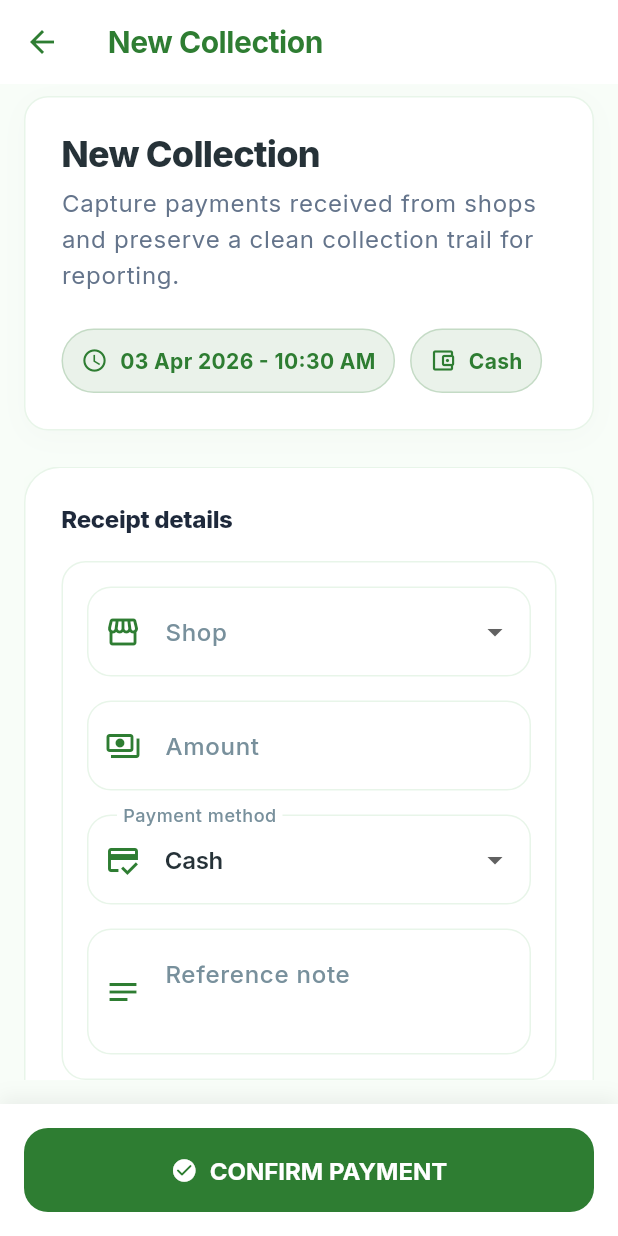
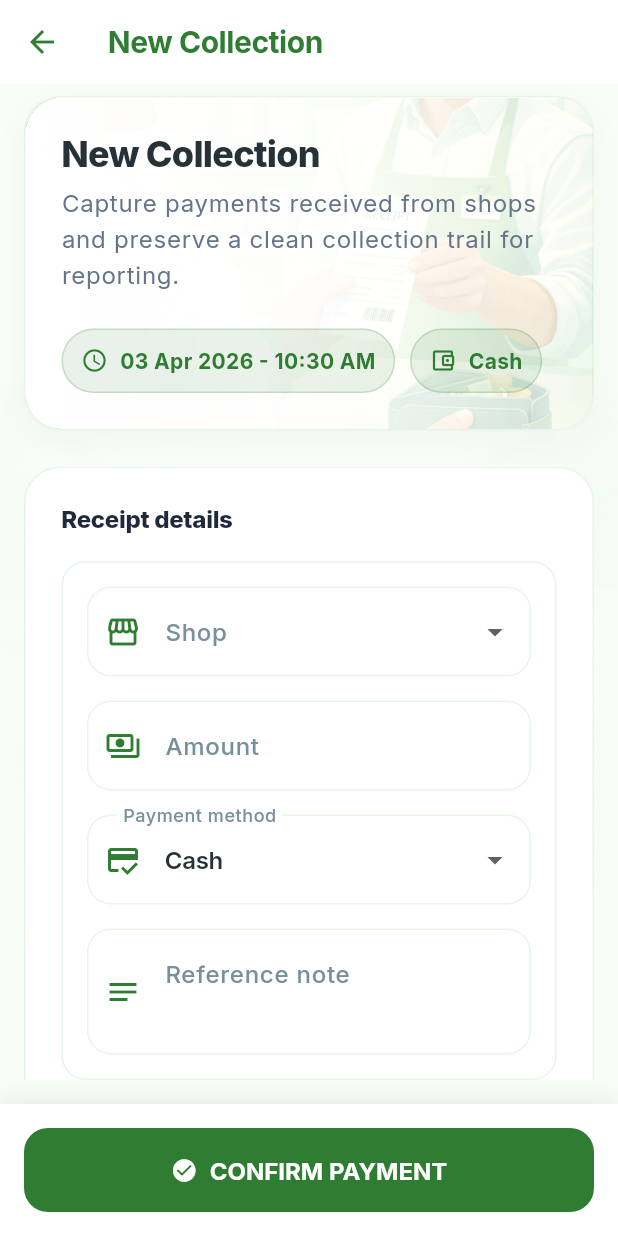
Before and after one commit to kspeiris/salesperson_mobile_app, a Flutter app: the MainLayout screen opened directly, item 3 of the bottom bar chosen, after a tap on "Add Collection", on a phone screen of 412 x 824 dp. Run offline on Flutter 3.47's test engine with Material 3 defaults, Android fonts, the phone set to English and light mode, and no system bars; our stand-ins replace file_picker, google_fonts, pdf, share_plus, sqflite; missing offline and left inert: mobile_scanner; accounts and stored records are empty.

Commit message:
Add iamges

```diff
--- /dev/null
+++ b/lib/core/theme/app_assets.dart
@@ -0,0 +1,13 @@
+class AppAssets {
+  static const logo = 'biocare logo1.png';
+  static const loginHero = 'Login hero.png';
+  static const dashboardHero = 'Dashboard background.png';
+  static const salesHero = 'Sales module image.png';
+  static const collectionsHero = 'Collections module image.png';
+  static const reportsHero = 'Reports screen image.png';
+  static const shopsHero = 'Shops_customer management.png';
+  static const productsHero = 'Products_catalog.png';
+  static const settingsHero = 'Settings_security.png';
+  static const emptyStateHero = 'Empty state for sales or collections.png';
+  static const pageTexture = 'Subtle reusable background texture.png';
+}
--- a/lib/core/widgets/app_shell.dart
+++ b/lib/core/widgets/app_shell.dart
@@ -11,6 +11,8 @@ class AppShell extends StatelessWidget {
     this.subtitle,
     this.header,
     this.floatingActionButton,
+    this.headerImageAsset,
+    this.pageBackgroundAsset,
   });
 
   final String title;
@@ -21,6 +23,8 @@ class AppShell extends StatelessWidget {
   final String? subtitle;
   final Widget? header;
   final Widget? floatingActionButton;
+  final String? headerImageAsset;
+  final String? pageBackgroundAsset;
 
   @override
   Widget build(BuildContext context) {
@@ -39,6 +43,13 @@ class AppShell extends StatelessWidget {
         child: DecoratedBox(
           decoration: BoxDecoration(
             color: Theme.of(context).scaffoldBackgroundColor,
+            image: pageBackgroundAsset == null
+                ? null
+                : DecorationImage(
+                    image: AssetImage(pageBackgroundAsset!),
+                    fit: BoxFit.cover,
+                    opacity: 0.05,
+                  ),
           ),
           child: Center(
             child: ConstrainedBox(
@@ -51,21 +62,91 @@ class AppShell extends StatelessWidget {
                     if (subtitle != null || header != null)
                       Padding(
                         padding: const EdgeInsets.only(bottom: 24),
-                        child: Container(
+                        child: _ShellHeaderCard(
+                          title: title,
+                          subtitle: subtitle,
+                          header: header,
+                          compact: compact,
+                          headerImageAsset: headerImageAsset,
+                        ),
+                      ),
+                    Expanded(child: child),
+                  ],
+                ),
+              ),
+            ),
+          ),
+        ),
+      ),
+    );
+  }
+}
+
+class _ShellHeaderCard extends StatelessWidget {
+  const _ShellHeaderCard({
+    required this.title,
+    required this.subtitle,
+    required this.header,
+    required this.compact,
+    required this.headerImageAsset,
+  });
+
+  final String title;
+  final String? subtitle;
+  final Widget? header;
+  final bool compact;
+  final String? headerImageAsset;
+
+  @override
+  Widget build(BuildContext context) {
+    final hasImage = headerImageAsset != null;
+
+    return Container(
       decoration: BoxDecoration(
-                            borderRadius: BorderRadius.circular(16),
+        borderRadius: BorderRadius.circular(24),
         color: Colors.white,
         border: Border.all(color: const Color(0xFFE8F5E9)),
         boxShadow: const [
           BoxShadow(
-                                blurRadius: 16,
-                                offset: Offset(0, 4),
-                                color: Color(0x050F172A),
+            blurRadius: 18,
+            offset: Offset(0, 6),
+            color: Color(0x080F172A),
           ),
         ],
       ),
-                          child: Padding(
+      child: ClipRRect(
+        borderRadius: BorderRadius.circular(24),
+        child: Stack(
+          children: [
+            if (hasImage)
+              Positioned.fill(
+                child: Image.asset(
+                  headerImageAsset!,
+                  fit: BoxFit.cover,
+                  alignment: Alignment.centerRight,
+                ),
+              ),
+            Positioned.fill(
+              child: DecoratedBox(
+                decoration: BoxDecoration(
+                  gradient: LinearGradient(
+                    begin: Alignment.centerLeft,
+                    end: Alignment.centerRight,
+                    colors: hasImage
+                        ? [
+                            Colors.white,
+                            Colors.white.withValues(alpha: 0.95),
+                            Colors.white.withValues(alpha: 0.72),
+                          ]
+                        : [Colors.white, Colors.white],
+                  ),
+                ),
+              ),
+            ),
+            Padding(
               padding: EdgeInsets.all(compact ? 24 : 32),
+              child: ConstrainedBox(
+                constraints: BoxConstraints(maxWidth: hasImage && !compact ? 560 : double.infinity),
                 child: Column(
                   crossAxisAlignment: CrossAxisAlignment.start,
                   children: [
@@ -88,13 +169,7 @@ class AppShell extends StatelessWidget {
                 ),
               ),
             ),
-                      ),
-                    Expanded(child: child),
           ],
-                ),
-              ),
-            ),
-          ),
         ),
       ),
     );
--- a/lib/core/widgets/empty_state.dart
+++ b/lib/core/widgets/empty_state.dart
@@ -6,11 +6,13 @@ class EmptyState extends StatelessWidget {
     required this.icon,
     required this.title,
     required this.message,
+    this.imageAsset,
   });
 
   final IconData icon;
   final String title;
   final String message;
+  final String? imageAsset;
 
   @override
   Widget build(BuildContext context) {
@@ -43,6 +45,19 @@ class EmptyState extends StatelessWidget {
           child: Column(
             mainAxisSize: MainAxisSize.min,
             children: [
+              if (imageAsset != null) ...[
+                ClipRRect(
+                  borderRadius: BorderRadius.circular(24),
+                  child: AspectRatio(
+                    aspectRatio: 1.4,
+                    child: Image.asset(
+                      imageAsset!,
+                      fit: BoxFit.cover,
+                    ),
+                  ),
+                ),
+                const SizedBox(height: 18),
+              ],
               Container(
                 width: 76,
                 height: 76,
--- a/lib/screens/auth/login_screen.dart
+++ b/lib/screens/auth/login_screen.dart
@@ -3,7 +3,7 @@ import 'package:provider/provider.dart';
 import 'dart:ui';
 
 import '../../app/app_controller.dart';
-import '../../screens/dashboard/dashboard_screen.dart';
+import '../../core/theme/app_assets.dart';
 
 class LoginScreen extends StatefulWidget {
   const LoginScreen({super.key});
@@ -71,6 +71,11 @@ class _LoginScreenState extends State<LoginScreen> {
               const Color(0xFFEFF6FF), // extremely light blue
               Theme.of(context).scaffoldBackgroundColor,
             ],
+          ),
+          image: const DecorationImage(
+            image: AssetImage(AppAssets.pageTexture),
+            fit: BoxFit.cover,
+            opacity: 0.05,
           ),
         ),
         child: SafeArea(
@@ -140,18 +145,17 @@ class _IntroPanel extends StatelessWidget {
     return Container(
       decoration: BoxDecoration(
         borderRadius: BorderRadius.circular(32),
-        gradient: const SweepGradient(
-          center: Alignment.bottomRight,
-          startAngle: 0.0,
-          endAngle: 3.14 * 2,
+        image: const DecorationImage(
+          image: AssetImage(AppAssets.loginHero),
+          fit: BoxFit.cover,
+        ),
+        gradient: const LinearGradient(
+          begin: Alignment.topLeft,
+          end: Alignment.bottomRight,
           colors: [
             Color(0xFF2E7D32),
-            Color(0xFF66BB6A),
             Color(0xFF1B5E20),
-            Color(0xFF2E7D32),
-            Color(0xFF2E7D32),
           ],
-          stops: [0.0, 0.25, 0.5, 0.75, 1.0],
         ),
         boxShadow: const [
            BoxShadow(
@@ -166,7 +170,16 @@ class _IntroPanel extends StatelessWidget {
         child: BackdropFilter(
           filter: ImageFilter.blur(sigmaX: 40, sigmaY: 40),
           child: Container(
-            color: Colors.black.withValues(alpha: 0.25),
+            decoration: BoxDecoration(
+              gradient: LinearGradient(
+                begin: Alignment.topLeft,
+                end: Alignment.bottomRight,
+                colors: [
+                  const Color(0xFF16311A).withValues(alpha: 0.78),
+                  const Color(0xFF2E7D32).withValues(alpha: 0.52),
+                ],
+              ),
+            ),
             padding: EdgeInsets.all(compact ? 24 : 40),
             child: Column(
               crossAxisAlignment: CrossAxisAlignment.start,
--- a/lib/screens/collections/collection_entry_screen.dart
+++ b/lib/screens/collections/collection_entry_screen.dart
@@ -2,6 +2,7 @@ import 'package:flutter/material.dart';
 import 'package:provider/provider.dart';
 
 import '../../app/app_controller.dart';
+import '../../core/theme/app_assets.dart';
 import '../../core/utils/formatters.dart';
 import '../../core/widgets/app_shell.dart';
 import '../../core/widgets/section_card.dart';
@@ -62,6 +63,8 @@ class _CollectionEntryScreenState extends State<CollectionEntryScreen> {
           body: AppShell(
             title: 'New Collection',
             subtitle: 'Capture payments received from shops and preserve a clean collection trail for reporting.',
+            headerImageAsset: AppAssets.collectionsHero,
+            pageBackgroundAsset: AppAssets.pageTexture,
             header: Wrap(
               spacing: 10,
               runSpacing: 10,
--- a/lib/screens/collections/collections_history_screen.dart
+++ b/lib/screens/collections/collections_history_screen.dart
@@ -2,6 +2,7 @@ import 'package:flutter/material.dart';
 import 'package:provider/provider.dart';
 
 import '../../app/app_controller.dart';
+import '../../core/theme/app_assets.dart';
 import '../../core/utils/formatters.dart';
 import '../../core/widgets/app_shell.dart';
 import '../../core/widgets/empty_state.dart';
@@ -38,6 +39,8 @@ class _CollectionsHistoryScreenState extends State<CollectionsHistoryScreen> {
         return AppShell(
           title: 'Collections History',
           subtitle: 'Track every payment received from shops, review the payment method used, and void incorrect entries when needed.',
+          headerImageAsset: AppAssets.collectionsHero,
+          pageBackgroundAsset: AppAssets.pageTexture,
           floatingActionButton: FloatingActionButton.extended(
             onPressed: () => Navigator.push(context, MaterialPageRoute(builder: (_) => const CollectionEntryScreen())),
             icon: const Icon(Icons.request_quote_rounded),
@@ -99,6 +102,7 @@ class _CollectionsHistoryScreenState extends State<CollectionsHistoryScreen> {
                         icon: Icons.receipt_long_outlined,
                         title: 'No collections recorded',
                         message: 'Collections for the selected date will appear here.',
+                        imageAsset: AppAssets.emptyStateHero,
                       );
                     }
 
--- a/lib/screens/dashboard/dashboard_screen.dart
+++ b/lib/screens/dashboard/dashboard_screen.dart
@@ -2,6 +2,7 @@ import 'package:flutter/material.dart';
 import 'package:provider/provider.dart';
 
 import '../../app/app_controller.dart';
+import '../../core/theme/app_assets.dart';
 import '../../core/utils/formatters.dart';
 import '../../core/widgets/brand_logo.dart';
 import '../../core/widgets/metric_card.dart';
@@ -387,18 +388,18 @@ class _HeroPanel extends StatelessWidget {
     return Container(
       decoration: BoxDecoration(
         borderRadius: BorderRadius.circular(16),
-        gradient: const SweepGradient(
-          center: Alignment.bottomRight,
-          startAngle: 0.0,
-          endAngle: 3.14 * 2,
+        image: const DecorationImage(
+          image: AssetImage(AppAssets.dashboardHero),
+          fit: BoxFit.cover,
+          alignment: Alignment.centerRight,
+        ),
+        gradient: const LinearGradient(
+          begin: Alignment.topLeft,
+          end: Alignment.bottomRight,
           colors: [
             Color(0xFF2E7D32),
-            Color(0xFF66BB6A),
             Color(0xFF1B5E20),
-            Color(0xFF2E7D32),
-            Color(0xFF2E7D32),
           ],
-          stops: [0.0, 0.25, 0.5, 0.75, 1.0],
         ),
         boxShadow: const [
           BoxShadow(
@@ -407,6 +408,19 @@ class _HeroPanel extends StatelessWidget {
             color: Color(0x1F2E7D32),
           ),
         ],
+      ),
+      child: Container(
+        decoration: BoxDecoration(
+          borderRadius: BorderRadius.circular(16),
+          gradient: LinearGradient(
+            begin: Alignment.centerLeft,
+            end: Alignment.centerRight,
+            colors: [
+              const Color(0xFF16311A).withValues(alpha: 0.86),
+              const Color(0xFF2E7D32).withValues(alpha: 0.70),
+              const Color(0xFF2E7D32).withValues(alpha: 0.40),
+            ],
+          ),
         ),
         child: Padding(
           padding: EdgeInsets.all(compact ? 24 : 32),
@@ -502,6 +516,7 @@ class _HeroPanel extends StatelessWidget {
               },
             ),
             ],
+          ),
         ),
       ),
     );
--- a/lib/screens/data/data_management_screen.dart
+++ b/lib/screens/data/data_management_screen.dart
@@ -4,6 +4,7 @@ import 'package:flutter/material.dart';
 import 'package:provider/provider.dart';
 
 import '../../app/app_controller.dart';
+import '../../core/theme/app_assets.dart';
 import '../../core/widgets/app_shell.dart';
 import '../../core/widgets/section_card.dart';
 import '../products/product_import_screen.dart';
@@ -25,6 +26,8 @@ class _DataManagementScreenState extends State<DataManagementScreen> {
     return AppShell(
       title: 'Data Management',
       subtitle: 'Handle exports, backups, restore flows, and master data imports from one place.',
+      headerImageAsset: AppAssets.settingsHero,
+      pageBackgroundAsset: AppAssets.pageTexture,
       child: ListView(
         children: [
           SectionCard(
--- a/lib/screens/more/more_screen.dart
+++ b/lib/screens/more/more_screen.dart
@@ -2,6 +2,7 @@ import 'package:flutter/material.dart';
 import 'package:provider/provider.dart';
 
 import '../../app/app_controller.dart';
+import '../../core/theme/app_assets.dart';
 import '../../core/widgets/app_shell.dart';
 import '../../core/widgets/section_card.dart';
 import '../data/data_management_screen.dart';
@@ -22,6 +23,8 @@ class MoreScreen extends StatelessWidget {
       title: 'Management',
       showBack: false,
       subtitle: 'Configure your company profile, manage master data, and perform system backups from one central hub.',
+      headerImageAsset: AppAssets.settingsHero,
+      pageBackgroundAsset: AppAssets.pageTexture,
       child: ListView(
         padding: const EdgeInsets.only(bottom: 32),
         children: [
--- a/lib/screens/products/product_form_screen.dart
+++ b/lib/screens/products/product_form_screen.dart
@@ -2,6 +2,7 @@ import 'package:flutter/material.dart';
 import 'package:provider/provider.dart';
 
 import '../../app/app_controller.dart';
+import '../../core/theme/app_assets.dart';
 import '../../core/widgets/app_shell.dart';
 import '../../core/widgets/section_card.dart';
 import '../../models/entities.dart';
@@ -84,6 +85,8 @@ class _ProductFormScreenState extends State<ProductFormScreen> {
     return AppShell(
       title: widget.product == null ? 'Add Product' : 'Edit Product',
       subtitle: 'Keep SKU, pricing, description, and barcode details clean so sales entry stays fast and accurate.',
+      headerImageAsset: AppAssets.productsHero,
+      pageBackgroundAsset: AppAssets.pageTexture,
       child: Form(
         key: _formKey,
         child: ListView(
--- a/lib/screens/products/product_import_screen.dart
+++ b/lib/screens/products/product_import_screen.dart
@@ -3,6 +3,7 @@ import 'package:flutter/material.dart';
 import 'package:provider/provider.dart';
 
 import '../../app/app_controller.dart';
+import '../../core/theme/app_assets.dart';
 import '../../core/widgets/app_shell.dart';
 import '../../core/widgets/section_card.dart';
 import '../../models/entities.dart';
@@ -24,6 +25,8 @@ class _ProductImportScreenState extends State<ProductImportScreen> {
     return AppShell(
       title: 'Import Products',
       subtitle: 'Bring product records into the device and review import issues before sales teams start using them.',
+      headerImageAsset: AppAssets.productsHero,
+      pageBackgroundAsset: AppAssets.pageTexture,
       child: ListView(
         children: [
           const SectionCard(
--- a/lib/screens/products/products_screen.dart
+++ b/lib/screens/products/products_screen.dart
@@ -2,6 +2,7 @@ import 'package:flutter/material.dart';
 import 'package:provider/provider.dart';
 
 import '../../app/app_controller.dart';
+import '../../core/theme/app_assets.dart';
 import '../../core/utils/formatters.dart';
 import '../../core/widgets/app_shell.dart';
 import '../../core/widgets/empty_state.dart';
@@ -52,6 +53,8 @@ class _ProductsScreenState extends State<ProductsScreen> {
     return AppShell(
       title: 'Products',
       subtitle: 'Manage the Bio Care product catalog, pricing, and barcode items.',
+      headerImageAsset: AppAssets.productsHero,
+      pageBackgroundAsset: AppAssets.pageTexture,
       actions: [
         IconButton(
           onPressed: () => Navigator.push(context, MaterialPageRoute(builder: (_) => const ProductImportScreen())),
@@ -135,6 +138,7 @@ class _ProductsScreenState extends State<ProductsScreen> {
                     icon: Icons.inventory_2_outlined,
                     title: 'No products found',
                     message: 'Add Bio Care products locally or import a CSV file.',
+                    imageAsset: AppAssets.emptyStateHero,
                   );
                 }
                 return ListView.separated(
--- a/lib/screens/reports/reports_screen.dart
+++ b/lib/screens/reports/reports_screen.dart
@@ -4,6 +4,7 @@ import 'package:flutter/material.dart';
 import 'package:provider/provider.dart';
 
 import '../../app/app_controller.dart';
+import '../../core/theme/app_assets.dart';
 import '../../core/utils/formatters.dart';
 import '../../core/widgets/app_shell.dart';
 import '../../core/widgets/section_card.dart';
@@ -36,6 +37,8 @@ class _ReportsScreenState extends State<ReportsScreen> {
     return AppShell(
       title: 'Daily Reports',
       subtitle: 'Generate daily PDF summaries and CSV/JSON export bundles for desktop system entry.',
+      headerImageAsset: AppAssets.reportsHero,
+      pageBackgroundAsset: AppAssets.pageTexture,
       header: Wrap(
         spacing: 10,
         runSpacing: 10,
--- a/lib/screens/sales/sales_history_screen.dart
+++ b/lib/screens/sales/sales_history_screen.dart
@@ -2,6 +2,7 @@ import 'package:flutter/material.dart';
 import 'package:provider/provider.dart';
 
 import '../../app/app_controller.dart';
+import '../../core/theme/app_assets.dart';
 import '../../core/utils/formatters.dart';
 import '../../core/widgets/app_shell.dart';
 import '../../core/widgets/empty_state.dart';
@@ -39,6 +40,8 @@ class _SalesHistoryScreenState extends State<SalesHistoryScreen> {
         return AppShell(
           title: 'Sales History',
           subtitle: 'Review recorded sales by day, filter by shop, and void incorrect entries with an audit reason.',
+          headerImageAsset: AppAssets.salesHero,
+          pageBackgroundAsset: AppAssets.pageTexture,
           floatingActionButton: FloatingActionButton.extended(
             onPressed: () => Navigator.push(context, MaterialPageRoute(builder: (_) => const SaleEntryScreen())),
             icon: const Icon(Icons.add_shopping_cart_rounded),
@@ -100,6 +103,7 @@ class _SalesHistoryScreenState extends State<SalesHistoryScreen> {
                         icon: Icons.receipt_long_outlined,
                         title: 'No sales recorded',
                         message: 'Sales for the selected date will appear here.',
+                        imageAsset: AppAssets.emptyStateHero,
                       );
                     }
 
--- a/lib/screens/shops/shop_form_screen.dart
+++ b/lib/screens/shops/shop_form_screen.dart
@@ -2,6 +2,7 @@ import 'package:flutter/material.dart';
 import 'package:provider/provider.dart';
 
 import '../../app/app_controller.dart';
+import '../../core/theme/app_assets.dart';
 import '../../core/widgets/app_shell.dart';
 import '../../core/widgets/section_card.dart';
 import '../../models/entities.dart';
@@ -71,6 +72,8 @@ class _ShopFormScreenState extends State<ShopFormScreen> {
     return AppShell(
       title: widget.shop == null ? 'Add Shop' : 'Edit Shop',
       subtitle: 'Keep shop records complete so sales, collections, and balance tracking stay accurate in the field.',
+      headerImageAsset: AppAssets.shopsHero,
+      pageBackgroundAsset: AppAssets.pageTexture,
       child: Form(
         key: _formKey,
         child: ListView(
--- a/lib/screens/shops/shop_import_screen.dart
+++ b/lib/screens/shops/shop_import_screen.dart
@@ -3,6 +3,7 @@ import 'package:flutter/material.dart';
 import 'package:provider/provider.dart';
 
 import '../../app/app_controller.dart';
+import '../../core/theme/app_assets.dart';
 import '../../core/widgets/app_shell.dart';
 import '../../core/widgets/section_card.dart';
 import '../../models/entities.dart';
@@ -24,6 +25,8 @@ class _ShopImportScreenState extends State<ShopImportScreen> {
     return AppShell(
       title: 'Import Shops',
       subtitle: 'Bring in shop master data from a flat file and review any row-level issues before continuing.',
+      headerImageAsset: AppAssets.shopsHero,
+      pageBackgroundAsset: AppAssets.pageTexture,
       child: ListView(
         children: [
           const SectionCard(
--- a/lib/screens/shops/shops_screen.dart
+++ b/lib/screens/shops/shops_screen.dart
@@ -2,6 +2,7 @@ import 'package:flutter/material.dart';
 import 'package:provider/provider.dart';
 
 import '../../app/app_controller.dart';
+import '../../core/theme/app_assets.dart';
 import '../../core/utils/formatters.dart';
 import '../../core/widgets/app_shell.dart';
 import '../../core/widgets/empty_state.dart';
@@ -34,6 +35,8 @@ class _ShopsScreenState extends State<ShopsScreen> {
     return AppShell(
       title: 'Customer Management',
       subtitle: 'Manage Bio Care customer shops and outstanding credit balances.',
+      headerImageAsset: AppAssets.shopsHero,
+      pageBackgroundAsset: AppAssets.pageTexture,
       actions: [
         IconButton(
           onPressed: () => Navigator.push(context, MaterialPageRoute(builder: (_) => const ShopImportScreen())),
@@ -117,6 +120,7 @@ class _ShopsScreenState extends State<ShopsScreen> {
                     icon: Icons.storefront_outlined,
                     title: 'No shops found',
                     message: 'Add your first shop or import a CSV file to start recording sales and collections.',
+                    imageAsset: AppAssets.emptyStateHero,
                   );
                 }
                 return ListView.separated(
```
Also changed, not shown: pubspec.yaml (+10 -0 lines). Lines whose indentation alone changed are shown as unchanged.
